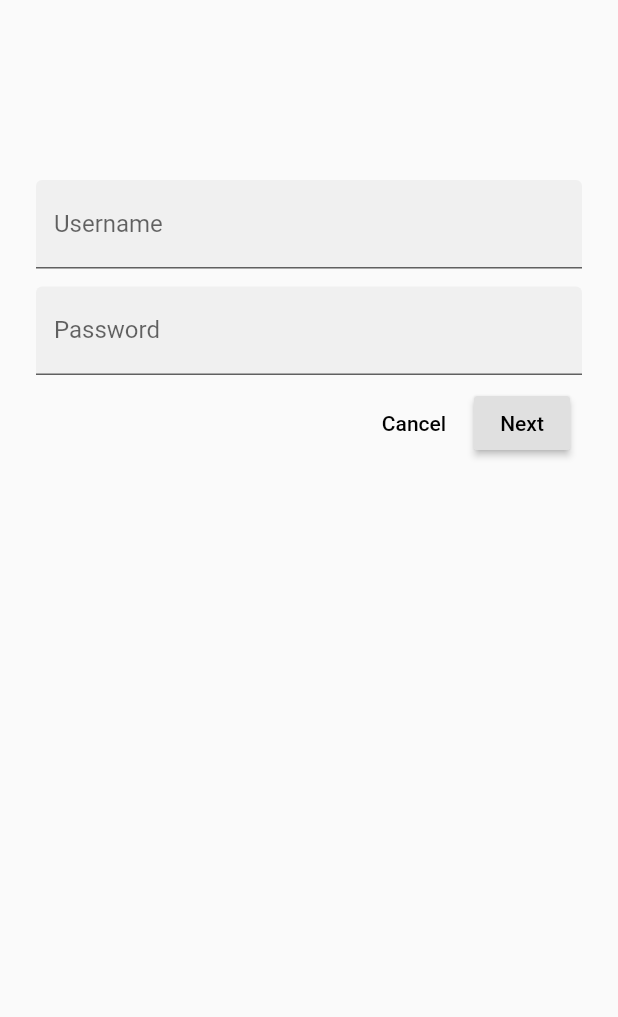
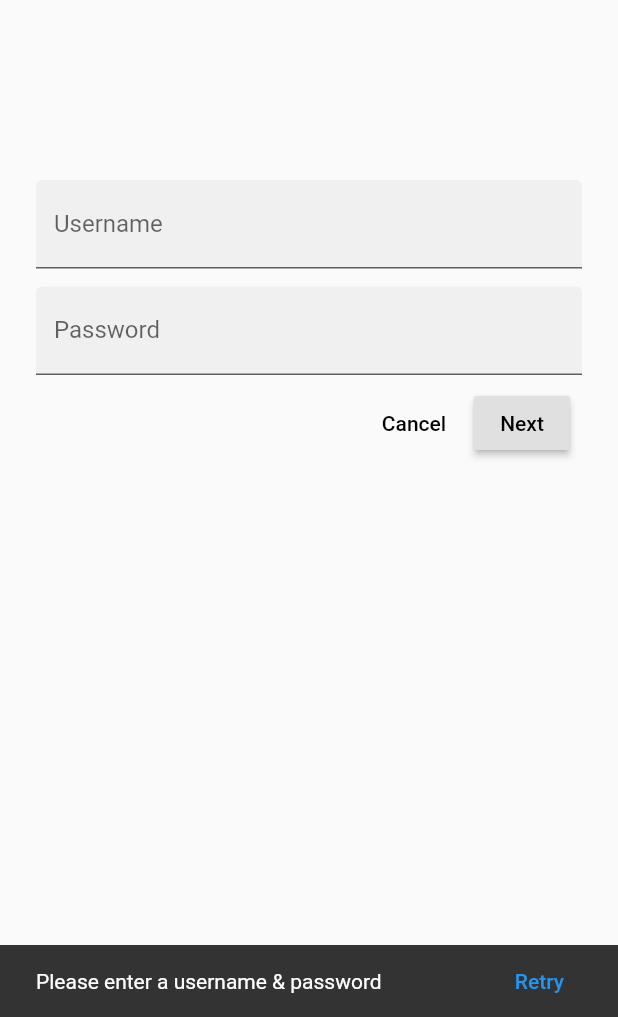
Before and after one commit to ajalloul/MDC-Flutter-Tutorial, a Flutter app: the screen it shows after launch, after a tap on "Next", on a phone screen of 412 x 824 dp, the part 219-1236 px from its top. Run offline on Flutter 3.47's test engine with Material 2 defaults, Android fonts, the phone set to English and light mode, and no system bars.

Commit message:
Added snackbar and field check to login page.

```diff
--- a/lib/login.dart
+++ b/lib/login.dart
@@ -23,10 +23,12 @@ class _LoginPageState extends State<LoginPage> {
   // TODO: Add text editing controllers (101)
   final _usernameController = TextEditingController();
   final _passwordController = TextEditingController();
+
   @override
   Widget build(BuildContext context) {
     return Scaffold(
-      body: SafeArea(
+      body: Builder(
+        builder: (context) => Center(
           child: ListView(
             padding: EdgeInsets.symmetric(horizontal: 24.0),
             children: <Widget>[
@@ -38,8 +40,7 @@ class _LoginPageState extends State<LoginPage> {
                   Text('SHRINE'),
                 ],
               ),
-            SizedBox(height: 120.0,
-            width: 150.0),
+              SizedBox(height: 120.0, width: 150.0),
               // TODO: Wrap Username with AccentColorOverride (103)
               // TODO: Remove filled: true values (103)
               // TODO: Wrap Password with AccentColorOverride (103)
@@ -53,26 +54,23 @@ class _LoginPageState extends State<LoginPage> {
               SizedBox(height: 12.0),
               TextField(
                 controller: _passwordController,
-              decoration: InputDecoration(
-                filled: true,
-                labelText: 'Password'
-              ),
+                decoration:
+                    InputDecoration(filled: true, labelText: 'Password'),
                 obscureText: true,
               ),
               ButtonBar(
                 children: <Widget>[
                   FlatButton(
                     child: Text('Cancel'),
-                  onPressed: (){
+                    onPressed: () {
                       _usernameController.clear();
                       _passwordController.clear();
                     },
                   ),
                   RaisedButton(
                     child: Text('Next'),
-                  onPressed: (){
-                    if(_usernameController.text.isNotEmpty && _passwordController.text.isNotEmpty)
-                      Navigator.pop(context);
+                    onPressed: () {
+                      login(context);
                     },
                   )
                 ],
@@ -80,7 +78,26 @@ class _LoginPageState extends State<LoginPage> {
             ],
           ),
         ),
+      ),
     );
+  }
+
+  void login(BuildContext context) {
+    if (_usernameController.text.isNotEmpty &&
+        _passwordController.text.isNotEmpty)
+      Navigator.pop(context);
+    else {
+      final snackbar = SnackBar(
+        content: Text('Please enter a username & password'),
+        action: (SnackBarAction(
+          label: 'Retry',
+          onPressed: (){
+            login(context);
+          },
+        )),
+      );
+      Scaffold.of(context).showSnackBar(snackbar);
+    }
   }
 }
 
```
Lines whose indentation alone changed are shown as unchanged.
